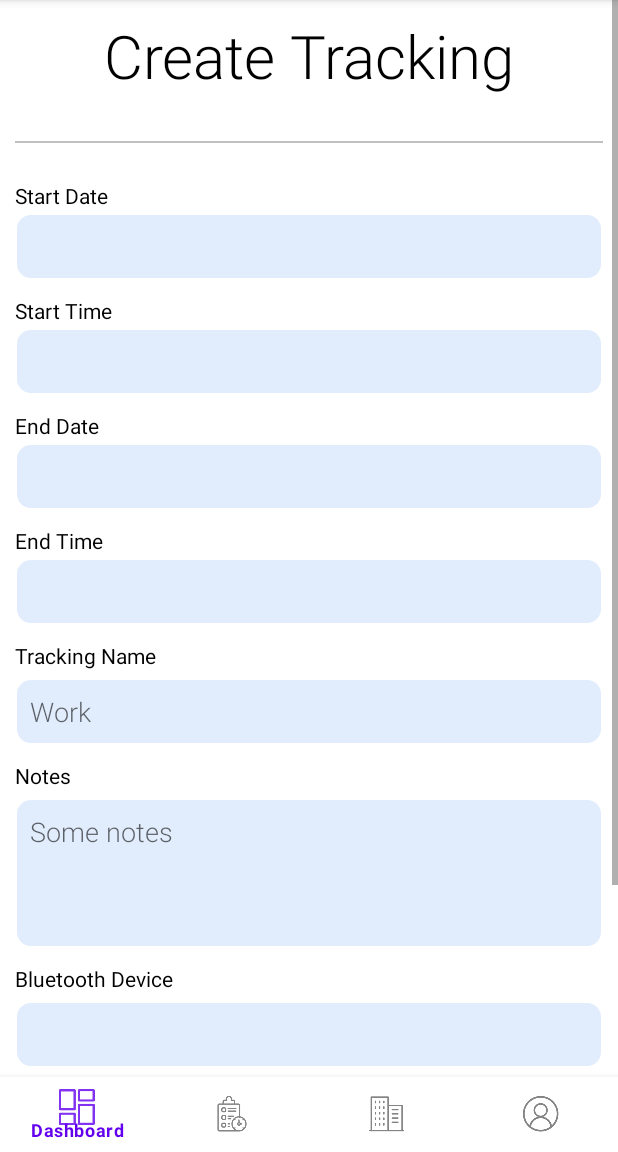
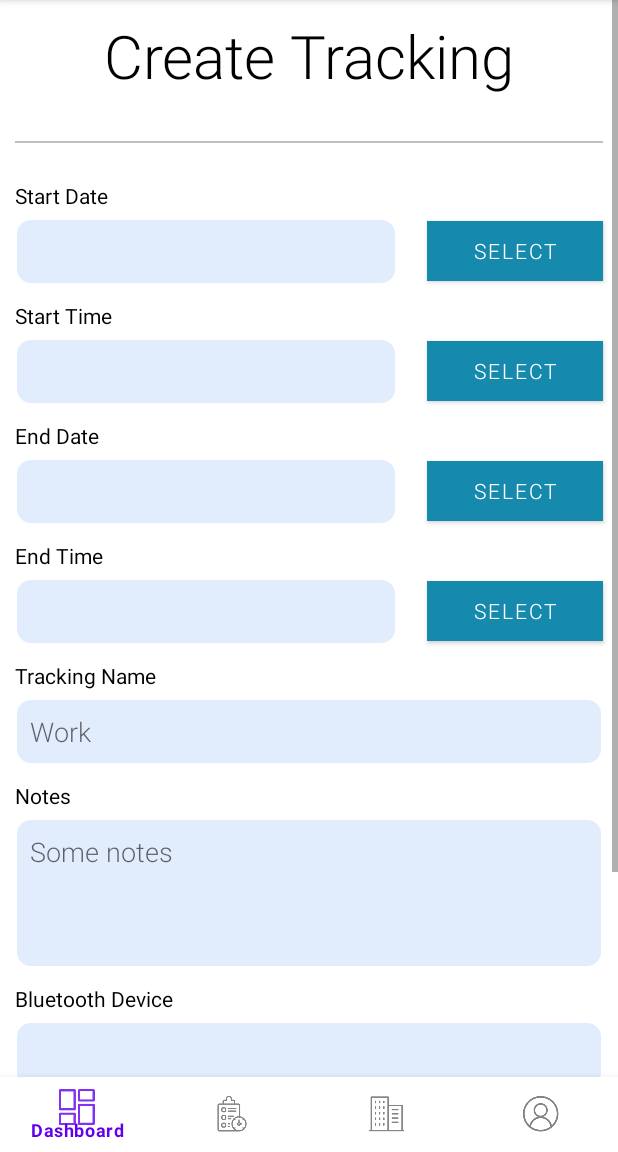
Before and after one commit to rima1005/Team_16, an Android app: the fragment CreateTracking placed in its activity, on a phone screen of 412 x 824 dp, the part 84-1236 px from its top. Run offline under Robolectric (Android 15) with nearby library versions, the light colour scheme and no system bars.

Commit message:
ET-127 Show select buttons for start and end date and start and end time [GS,WF]

```diff
--- a/app/src/main/java/team16/easytracker/CreateTracking.kt
+++ b/app/src/main/java/team16/easytracker/CreateTracking.kt
@@ -32,6 +32,11 @@ class CreateTracking : Fragment() {
     lateinit var etTrackingNotes : EditText
     lateinit var etBluetoothDevice : EditText
 
+    lateinit var btnSelectStartDate : Button
+    lateinit var btnSelectStartTime : Button
+    lateinit var btnSelectEndDate : Button
+    lateinit var btnSelectEndTime : Button
+
     lateinit var tvErrorStartDate : TextView
     lateinit var tvErrorStartTime : TextView
     lateinit var tvErrorEndDate : TextView
@@ -62,6 +67,11 @@ class CreateTracking : Fragment() {
         etTrackingNotes = view.findViewById(R.id.etTrackingNotes)
         etBluetoothDevice = view.findViewById(R.id.etBluetoothDevice)
 
+        btnSelectStartDate = view.findViewById(R.id.btnCreateTrackingSelectStartDate)
+        btnSelectStartTime = view.findViewById(R.id.btnCreateTrackingSelectStartTime)
+        btnSelectEndDate = view.findViewById(R.id.btnCreateTrackingSelectEndDate)
+        btnSelectEndTime = view.findViewById(R.id.btnCreateTrackingSelectEndTime)
+
         tvErrorStartDate = view.findViewById(R.id.tvErrorTrackingStartDate)
         tvErrorStartTime = view.findViewById(R.id.tvErrorTrackingStartTime)
         tvErrorEndDate = view.findViewById(R.id.tvErrorTrackingEndDate)
@@ -70,33 +80,10 @@ class CreateTracking : Fragment() {
         tvErrorTrackingNotes = view.findViewById(R.id.tvErrorTrackingNotes)
         tvErrorBluetoothDevice = view.findViewById(R.id.tvErrorBluetoothDevice)
 
-        /*etStartDate.setOnClickListener { setDate(etStartDate, view) }
-        etStartDate.onFocusChangeListener = OnFocusChangeListener { view, hasFocus ->
-            if (hasFocus) {
-                setDate(etStartDate, view)
-            }
-        }
-
-        etStartTime.setOnClickListener { setTime(etStartTime) }
-        etStartTime.onFocusChangeListener = OnFocusChangeListener { view, hasFocus ->
-            if (hasFocus) {
-                setTime(etStartTime)
-            }
-        }
-
-        etEndDate.setOnClickListener { setDate(etEndDate, view) }
-        etEndDate.onFocusChangeListener = OnFocusChangeListener { view, hasFocus ->
-            if (hasFocus) {
-                setDate(etEndDate, view)
-            }
-        }
-
-        etEndTime.setOnClickListener { setTime(etEndTime) }
-        etEndTime.onFocusChangeListener = OnFocusChangeListener { view, hasFocus ->
-            if (hasFocus) {
-                setTime(etEndTime)
-            }
-        }*/
+        btnSelectStartDate.setOnClickListener { setDate(etStartDate, view) }
+        btnSelectStartTime.setOnClickListener { setTime(etStartTime) }
+        btnSelectEndDate.setOnClickListener { setDate(etEndDate, view) }
+        btnSelectEndTime.setOnClickListener { setTime(etEndTime) }
 
         btnSaveTracking = view.findViewById(R.id.btnCreateTrackingSave)
         btnBack = view.findViewById(R.id.btnCreateTrackingBack)
@@ -144,6 +131,8 @@ class CreateTracking : Fragment() {
     }
 
     fun createTracking() {
+        resetErrorMessages()
+
         val startDate = etStartDate.text.toString()
         val startTime = etStartTime.text.toString()
         val endDate = etEndDate.text.toString()
@@ -264,5 +253,22 @@ class CreateTracking : Fragment() {
         return true
     }
 
+    fun resetErrorMessages() {
+        tvErrorStartDate.text = ""
+        tvErrorStartDate.visibility = View.GONE
+
+        tvErrorStartTime.text = ""
+        tvErrorStartTime.visibility = View.GONE
+
+        tvErrorEndDate.text = ""
+        tvErrorEndDate.visibility = View.GONE
+
+        tvErrorEndTime.text = ""
+        tvErrorEndTime.visibility = View.GONE
+
+        tvErrorTrackingName.text = ""
+        tvErrorTrackingName.visibility = View.GONE
+
+    }
 
 }
--- a/app/src/main/res/layout/fragment_create_tracking.xml
+++ b/app/src/main/res/layout/fragment_create_tracking.xml
@@ -47,8 +47,13 @@
                 android:layout_marginEnd="10dp"
                 android:layout_marginRight="10dp"
                 android:fontFamily="sans-serif"
-                android:text="Start Date"
+                android:text="@string/start_date"
                 android:textColor="#000" />
+
+            <LinearLayout
+                android:layout_width="match_parent"
+                android:layout_height="match_parent"
+                android:orientation="horizontal">
 
                 <EditText
                     android:id="@+id/etTrackingStartDate"
@@ -56,15 +61,35 @@
                     android:layout_height="wrap_content"
                     android:layout_marginStart="10dp"
                     android:layout_marginLeft="10dp"
-                android:layout_marginTop="2dp"
+                    android:layout_marginTop="5dp"
                     android:layout_marginEnd="10dp"
                     android:layout_marginRight="10dp"
                     android:layout_marginBottom="5dp"
+                    android:layout_weight="1"
                     android:background="@drawable/custom_edit_text"
                     android:ems="10"
                     android:fontFamily="sans-serif-light"
                     android:inputType="date"
                     android:padding="10dp" />
+
+                <Button
+                    android:id="@+id/btnCreateTrackingSelectStartDate"
+                    android:layout_width="match_parent"
+                    android:layout_height="wrap_content"
+                    android:layout_marginStart="10dp"
+                    android:layout_marginLeft="10dp"
+                    android:layout_marginTop="3dp"
+                    android:layout_marginEnd="10dp"
+                    android:layout_marginRight="10dp"
+                    android:layout_marginBottom="5dp"
+                    android:layout_weight="2"
+                    android:background="#168AAD"
+                    android:fontFamily="sans-serif-light"
+                    android:minHeight="40dip"
+                    android:text="@string/select"
+                    android:textColor="#FFFFFF"
+                    app:backgroundTint="#168AAD" />
+            </LinearLayout>
 
             <TextView
                 android:id="@+id/tvErrorTrackingStartDate"
@@ -90,8 +115,13 @@
                 android:layout_marginEnd="10dp"
                 android:layout_marginRight="10dp"
                 android:fontFamily="sans-serif"
-                android:text="Start Time"
+                android:text="@string/start_time"
                 android:textColor="#000" />
+
+            <LinearLayout
+                android:layout_width="match_parent"
+                android:layout_height="match_parent"
+                android:orientation="horizontal">
 
                 <EditText
                     android:id="@+id/etTrackingStartTime"
@@ -99,15 +129,35 @@
                     android:layout_height="wrap_content"
                     android:layout_marginStart="10dp"
                     android:layout_marginLeft="10dp"
-                android:layout_marginTop="2dp"
+                    android:layout_marginTop="5dp"
                     android:layout_marginEnd="10dp"
                     android:layout_marginRight="10dp"
                     android:layout_marginBottom="5dp"
+                    android:layout_weight="1"
                     android:background="@drawable/custom_edit_text"
                     android:ems="10"
                     android:fontFamily="sans-serif-light"
                     android:inputType="text|time"
                     android:padding="10dp" />
+
+                <Button
+                    android:id="@+id/btnCreateTrackingSelectStartTime"
+                    android:layout_width="match_parent"
+                    android:layout_height="wrap_content"
+                    android:layout_marginStart="10dp"
+                    android:layout_marginLeft="10dp"
+                    android:layout_marginTop="3dp"
+                    android:layout_marginEnd="10dp"
+                    android:layout_marginRight="10dp"
+                    android:layout_marginBottom="5dp"
+                    android:layout_weight="2"
+                    android:background="#168AAD"
+                    android:fontFamily="sans-serif-light"
+                    android:minHeight="40dip"
+                    android:text="@string/select"
+                    android:textColor="#FFFFFF"
+                    app:backgroundTint="#168AAD" />
+            </LinearLayout>
 
             <TextView
                 android:id="@+id/tvErrorTrackingStartTime"
@@ -133,8 +183,13 @@
                 android:layout_marginEnd="10dp"
                 android:layout_marginRight="10dp"
                 android:fontFamily="sans-serif"
-                android:text="End Date"
+                android:text="@string/end_date"
                 android:textColor="#000" />
+
+            <LinearLayout
+                android:layout_width="match_parent"
+                android:layout_height="match_parent"
+                android:orientation="horizontal">
 
                 <EditText
                     android:id="@+id/etTrackingEndDate"
@@ -142,15 +197,35 @@
                     android:layout_height="wrap_content"
                     android:layout_marginStart="10dp"
                     android:layout_marginLeft="10dp"
-                android:layout_marginTop="2dp"
+                    android:layout_marginTop="5dp"
                     android:layout_marginEnd="10dp"
                     android:layout_marginRight="10dp"
                     android:layout_marginBottom="5dp"
+                    android:layout_weight="1"
                     android:background="@drawable/custom_edit_text"
                     android:ems="10"
                     android:fontFamily="sans-serif-light"
                     android:inputType="date"
                     android:padding="10dp" />
+
+                <Button
+                    android:id="@+id/btnCreateTrackingSelectEndDate"
+                    android:layout_width="match_parent"
+                    android:layout_height="wrap_content"
+                    android:layout_marginStart="10dp"
+                    android:layout_marginLeft="10dp"
+                    android:layout_marginTop="3dp"
+                    android:layout_marginEnd="10dp"
+                    android:layout_marginRight="10dp"
+                    android:layout_marginBottom="5dp"
+                    android:layout_weight="2"
+                    android:background="#168AAD"
+                    android:fontFamily="sans-serif-light"
+                    android:minHeight="40dip"
+                    android:text="@string/select"
+                    android:textColor="#FFFFFF"
+                    app:backgroundTint="#168AAD" />
+            </LinearLayout>
 
             <TextView
                 android:id="@+id/tvErrorTrackingEndDate"
@@ -176,8 +251,13 @@
                 android:layout_marginEnd="10dp"
                 android:layout_marginRight="10dp"
                 android:fontFamily="sans-serif"
-                android:text="End Time"
+                android:text="@string/end_time"
                 android:textColor="#000" />
+
+            <LinearLayout
+                android:layout_width="match_parent"
+                android:layout_height="match_parent"
+                android:orientation="horizontal">
 
                 <EditText
                     android:id="@+id/etTrackingEndTime"
@@ -185,15 +265,35 @@
                     android:layout_height="wrap_content"
                     android:layout_marginStart="10dp"
                     android:layout_marginLeft="10dp"
-                android:layout_marginTop="2dp"
+                    android:layout_marginTop="5dp"
                     android:layout_marginEnd="10dp"
                     android:layout_marginRight="10dp"
                     android:layout_marginBottom="5dp"
+                    android:layout_weight="1"
                     android:background="@drawable/custom_edit_text"
                     android:ems="10"
                     android:fontFamily="sans-serif-light"
-                android:inputType="text|time"
+                    android:inputType="date"
                     android:padding="10dp" />
+
+                <Button
+                    android:id="@+id/btnCreateTrackingSelectEndTime"
+                    android:layout_width="match_parent"
+                    android:layout_height="wrap_content"
+                    android:layout_marginStart="10dp"
+                    android:layout_marginLeft="10dp"
+                    android:layout_marginTop="3dp"
+                    android:layout_marginEnd="10dp"
+                    android:layout_marginRight="10dp"
+                    android:layout_marginBottom="5dp"
+                    android:layout_weight="2"
+                    android:background="#168AAD"
+                    android:fontFamily="sans-serif-light"
+                    android:minHeight="40dip"
+                    android:text="@string/select"
+                    android:textColor="#FFFFFF"
+                    app:backgroundTint="#168AAD" />
+            </LinearLayout>
 
             <TextView
                 android:id="@+id/tvErrorTrackingEndTime"
@@ -219,7 +319,7 @@
                 android:layout_marginEnd="10dp"
                 android:layout_marginRight="10dp"
                 android:fontFamily="sans-serif"
-                android:text="Tracking Name"
+                android:text="@string/tracking_name"
                 android:textColor="#000" />
 
             <EditText
@@ -235,7 +335,7 @@
                 android:background="@drawable/custom_edit_text"
                 android:ems="10"
                 android:fontFamily="sans-serif-light"
-                android:hint="Work"
+                android:hint="@string/work"
                 android:inputType="text"
                 android:padding="10dp" />
 
@@ -263,7 +363,7 @@
                 android:layout_marginEnd="10dp"
                 android:layout_marginRight="10dp"
                 android:fontFamily="sans-serif"
-                android:text="Notes"
+                android:text="@string/notes"
                 android:textColor="#000" />
 
             <EditText
@@ -280,7 +380,7 @@
                 android:background="@drawable/custom_edit_text"
                 android:ems="10"
                 android:fontFamily="sans-serif-light"
-                android:hint="Some notes"
+                android:hint="@string/some_notes"
                 android:inputType="textMultiLine"
                 android:padding="10dp" />
 
@@ -308,7 +408,7 @@
                 android:layout_marginEnd="10dp"
                 android:layout_marginRight="10dp"
                 android:fontFamily="sans-serif"
-                android:text="Bluetooth Device"
+                android:text="@string/bluetooth_device"
                 android:textColor="#000" />
 
             <EditText
@@ -351,7 +451,7 @@
                 android:layout_marginBottom="10dp"
                 android:background="#168AAD"
                 android:fontFamily="sans-serif-light"
-                android:text="Save Tracking"
+                android:text="@string/save_tracking"
                 android:textColor="#FFFFFF"
                 app:backgroundTint="#168AAD" />
 
@@ -365,7 +465,7 @@
                 android:layout_marginBottom="10dp"
                 android:background="#168AAD"
                 android:fontFamily="sans-serif-light"
-                android:text="Back"
+                android:text="@string/back"
                 android:textColor="#FFFFFF"
                 app:backgroundTint="#168AAD" />
 
--- a/app/src/main/res/values/strings.xml
+++ b/app/src/main/res/values/strings.xml
@@ -51,4 +51,16 @@
     <string name="profile_fragment">Hello profile fragment</string>
     <string name="trackings_fragment">Hello trackings fragment</string>
     <string name="hello_blank_fragment">Hello blank fragment</string>
+    <string name="select">Select</string>
+    <string name="start_date">Start Date</string>
+    <string name="start_time">Start Time</string>
+    <string name="end_date">End Date</string>
+    <string name="end_time">End Time</string>
+    <string name="tracking_name">Tracking Name</string>
+    <string name="notes">Notes</string>
+    <string name="bluetooth_device">Bluetooth Device</string>
+    <string name="save_tracking">Save Tracking</string>
+    <string name="back">Back</string>
+    <string name="some_notes">Some notes</string>
+    <string name="work">Work</string>
 </resources>
```
Lines whose indentation alone changed are shown as unchanged.
